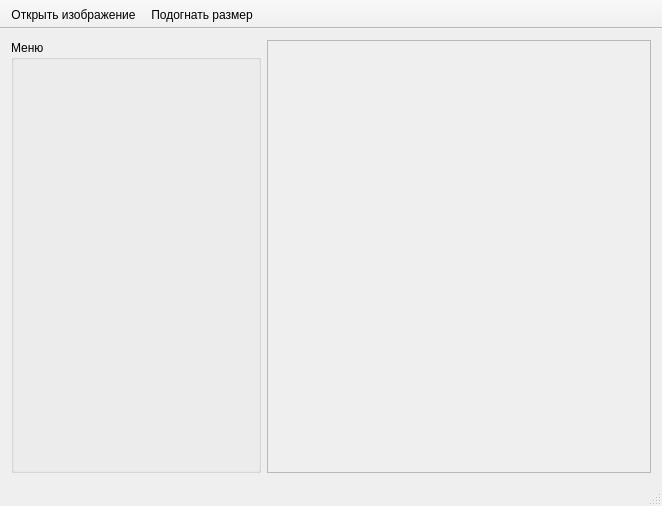
Old version of the form ui/mainwindow.ui in the repository AnisimoffNikita/course-project-cg.
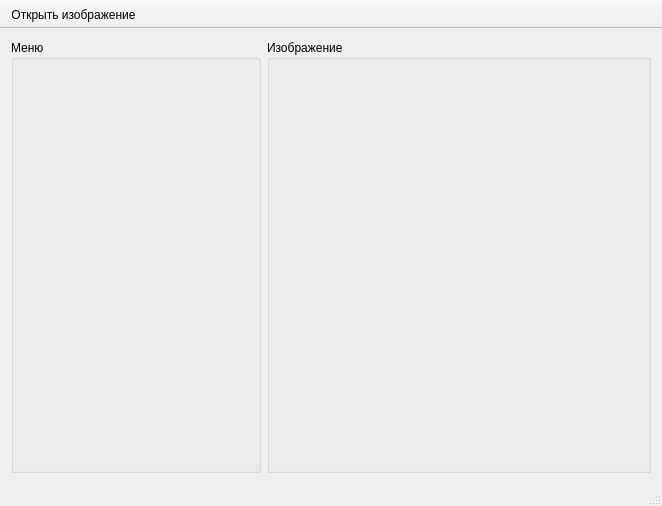
New version of the form. Icons and pictures are not drawn. Custom widgets are drawn as their Qt base class.

The edit to the form file:
```diff
--- a/ui/mainwindow.ui
+++ b/ui/mainwindow.ui
@@ -15,6 +15,18 @@
   </property>
   <widget class="QWidget" name="centralWidget">
    <layout class="QGridLayout" name="gridLayout">
+    <item row="0" column="1">
+     <widget class="QGroupBox" name="grpImage">
+      <property name="title">
+       <string>Изображение</string>
+      </property>
+      <layout class="QGridLayout" name="gridLayout_2">
+       <item row="0" column="0">
+        <widget class="ImageView" name="imageView" native="true"/>
+       </item>
+      </layout>
+     </widget>
+    </item>
     <item row="0" column="0">
      <widget class="QGroupBox" name="grpMenu">
       <property name="minimumSize">
@@ -34,32 +46,6 @@
       </property>
      </widget>
     </item>
-    <item row="0" column="1">
-     <widget class="QScrollArea" name="scrollArea">
-      <property name="widgetResizable">
-       <bool>true</bool>
-      </property>
-      <widget class="QWidget" name="scrollAreaWidgetContents">
-       <property name="geometry">
-        <rect>
-         <x>0</x>
-         <y>0</y>
-         <width>386</width>
-         <height>425</height>
-        </rect>
-       </property>
-       <layout class="QGridLayout" name="gridLayout_2">
-        <item row="0" column="0">
-         <widget class="QLabel" name="lblImage">
-          <property name="text">
-           <string/>
-          </property>
-         </widget>
-        </item>
-       </layout>
-      </widget>
-     </widget>
-    </item>
    </layout>
   </widget>
   <widget class="QToolBar" name="mainToolBar">
@@ -79,7 +65,6 @@
     <bool>false</bool>
    </attribute>
    <addaction name="actOpenImage"/>
-   <addaction name="actFit"/>
   </widget>
   <widget class="QStatusBar" name="statusBar"/>
   <action name="actOpenImage">
@@ -91,16 +76,16 @@
     <string>Открыть изображение</string>
    </property>
   </action>
-  <action name="actFit">
-   <property name="icon">
-    <iconset theme="zoom-fit-best"/>
-   </property>
-   <property name="text">
-    <string>Подогнать размер</string>
-   </property>
-  </action>
  </widget>
  <layoutdefault spacing="6" margin="11"/>
+ <customwidgets>
+  <customwidget>
+   <class>ImageView</class>
+   <extends>QWidget</extends>
+   <header>src/widgets/imageview.h</header>
+   <container>1</container>
+  </customwidget>
+ </customwidgets>
  <resources/>
  <connections/>
 </ui>
```
